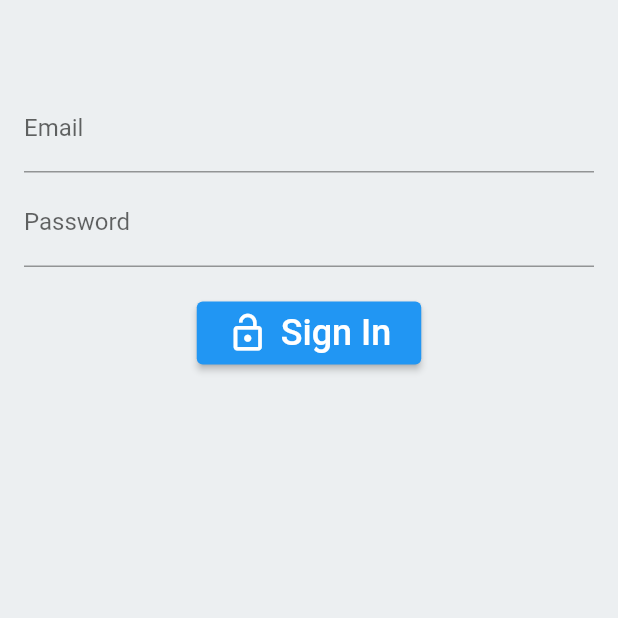
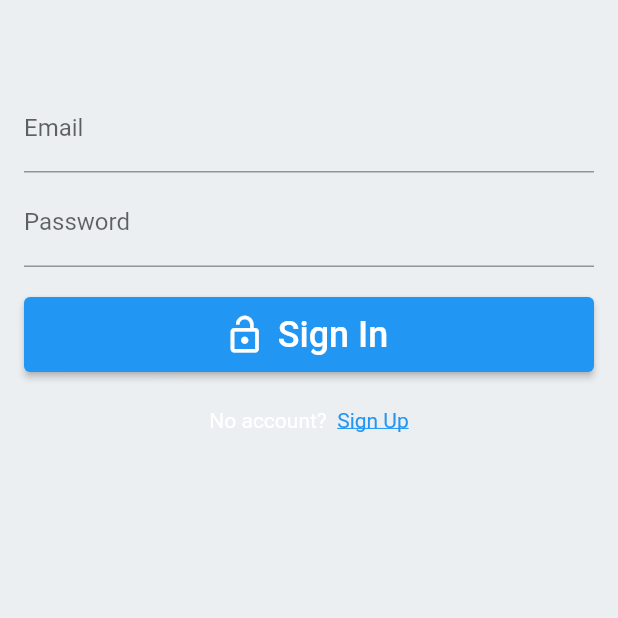
Before and after one commit to gulsenkeskin/firebase_authentication, a Flutter app: the screen it shows after launch, on a phone screen of 412 x 824 dp, the top half of it. Run offline on Flutter 3.47's test engine with Material 2 defaults, Android fonts, the phone set to English and light mode, and no system bars; our stand-ins replace firebase_auth, firebase_core; accounts and stored records are empty.

```diff
--- a/lib/main.dart
+++ b/lib/main.dart
@@ -1,4 +1,5 @@
 import 'package:firebase_auth/firebase_auth.dart';
+import 'package:firebase_authentication/pages/auth_page.dart';
 import 'package:firebase_authentication/pages/home_page.dart';
 import 'package:firebase_authentication/widgets/login_widget.dart';
 import 'package:flutter/material.dart';
@@ -58,7 +59,7 @@ class MainPage extends StatelessWidget {
                 //kullanıcı oturum açtıysa
                 return const HomePage();
               } else {
-                return const LoginWidget();
+                return const AuthPage();
               }
             }),
       );
--- /dev/null
+++ b/lib/pages/auth_page.dart
@@ -0,0 +1,17 @@
+import 'package:firebase_authentication/widgets/login_widget.dart';
+import 'package:firebase_authentication/widgets/signup_widget.dart';
+import 'package:flutter/material.dart';
+
+class AuthPage extends StatefulWidget {
+  const AuthPage({Key? key}) : super(key: key);
+
+  @override
+  State<AuthPage> createState() => _AuthPageState();
+}
+
+class _AuthPageState extends State<AuthPage> {
+  bool isLogin=true;
+  @override
+  Widget build(BuildContext context) => isLogin ? LoginWidget(onClickedSignUp: toggle): SignUpWidget(onClickedSignIn: toggle);
+      void toggle()=> setState(() => isLogin=!isLogin);
+}
--- a/lib/widgets/login_widget.dart
+++ b/lib/widgets/login_widget.dart
@@ -1,9 +1,12 @@
 import 'package:firebase_auth/firebase_auth.dart';
 import 'package:firebase_authentication/main.dart';
+import 'package:flutter/gestures.dart';
 import 'package:flutter/material.dart';
 
 class LoginWidget extends StatefulWidget {
-  const LoginWidget({Key? key}) : super(key: key);
+  final VoidCallback onClickedSignUp;
+
+  const LoginWidget({Key? key,required this.onClickedSignUp}) : super(key: key);
 
   @override
   State<LoginWidget> createState() => _LoginWidgetState();
@@ -51,8 +54,8 @@ class _LoginWidgetState extends State<LoginWidget> {
             ),
             ElevatedButton.icon(
                 style: ElevatedButton.styleFrom(
-                    padding: const EdgeInsets.symmetric(
-                        horizontal: 20, vertical: 7)),
+                  minimumSize: const Size.fromHeight(50),
+          ),
                 onPressed: signIn,
                 icon: const Icon(
                   Icons.lock_open,
@@ -61,7 +64,22 @@ class _LoginWidgetState extends State<LoginWidget> {
                 label: const Text(
                   'Sign In',
                   style: TextStyle(fontSize: 24),
-                ))
+                )),
+            const SizedBox(height: 24,),
+            RichText(text: TextSpan(
+              style:  TextStyle(color: Colors.white),
+              text: 'No account?  ',
+              children: [
+                TextSpan(
+                  recognizer: TapGestureRecognizer()..onTap=widget.onClickedSignUp,
+                  text: 'Sign Up',
+                  style: TextStyle(
+                    decoration: TextDecoration.underline,
+                    color:  Theme.of(context).colorScheme.secondary
+                  )
+                )
+              ]
+            ))
           ],
         ),
       );
--- /dev/null
+++ b/lib/widgets/signup_widget.dart
@@ -0,0 +1,18 @@
+import 'package:flutter/material.dart';
+
+class SignUpWidget extends StatefulWidget {
+  final Function() onClickedSignIn;
+  const SignUpWidget({Key? key, required  this.onClickedSignIn}) : super(key: key);
+
+  @override
+  State<SignUpWidget> createState() => _SignUpWidgetState();
+}
+
+class _SignUpWidgetState extends State<SignUpWidget> {
+  @override
+  Widget build(BuildContext context) {
+    return Container(
+
+    );
+  }
+}
```
